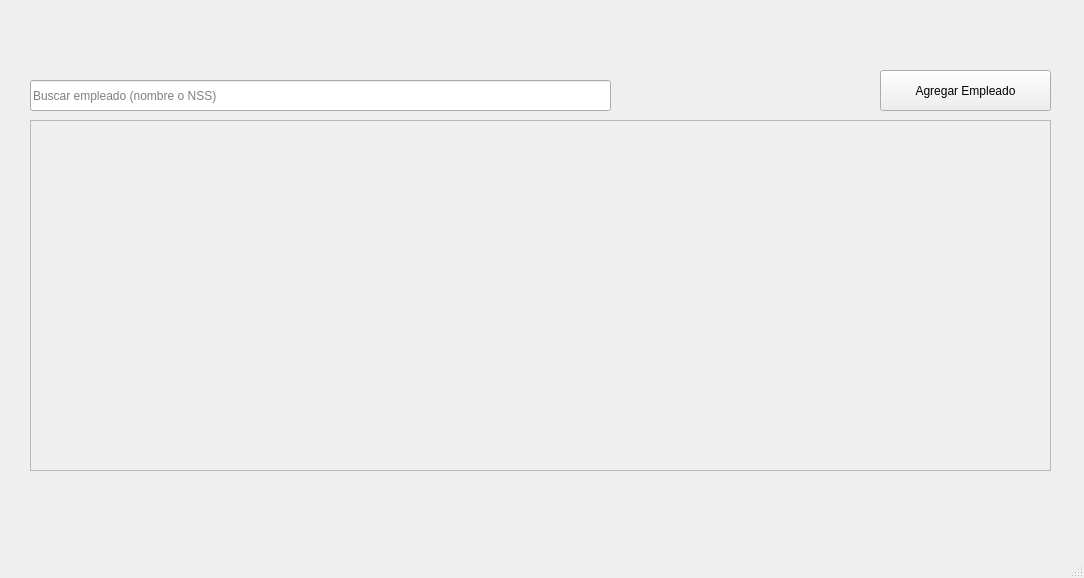
Old version of the form msc_tec_prog_activities/Act_3_1/MSC26_3_1_GARCIA_ALBERTO/ui/main_window.ui in the repository B33THO/msc2026.
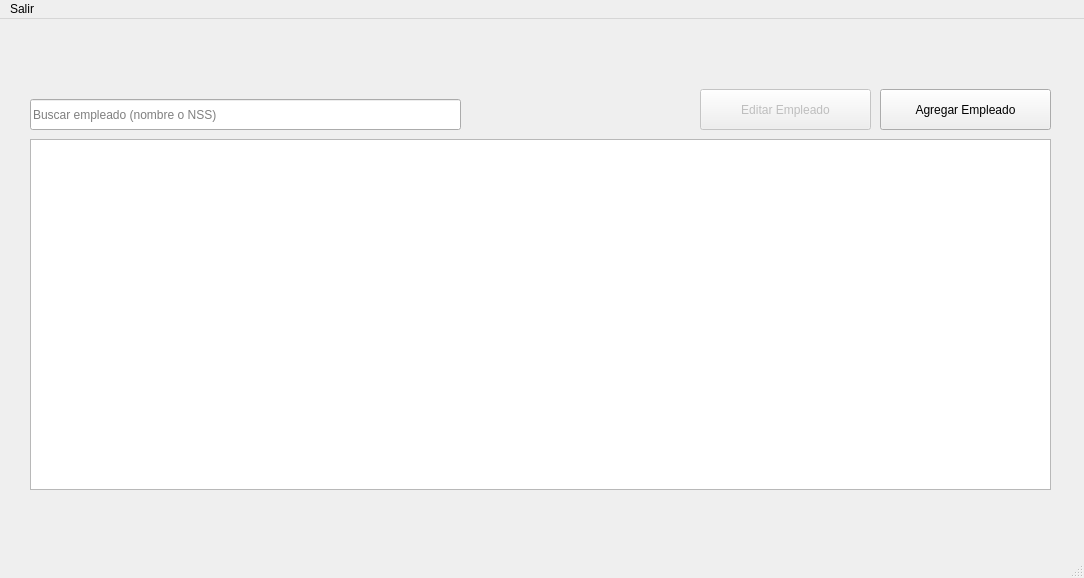
New version of the form. Icons and pictures are not drawn.

Diff of the .ui file:
```diff
--- a/msc_tec_prog_activities/Act_3_1/MSC26_3_1_GARCIA_ALBERTO/ui/main_window.ui
+++ b/msc_tec_prog_activities/Act_3_1/MSC26_3_1_GARCIA_ALBERTO/ui/main_window.ui
@@ -39,7 +39,7 @@
    </widget>
    <widget class="QTableWidget" name="tw_employees_table">
     <property name="enabled">
-     <bool>false</bool>
+     <bool>true</bool>
     </property>
     <property name="geometry">
      <rect>
@@ -55,7 +55,7 @@
      <rect>
       <x>30</x>
       <y>80</y>
-      <width>581</width>
+      <width>431</width>
       <height>31</height>
      </rect>
     </property>
@@ -66,8 +66,8 @@
    <widget class="QLabel" name="label">
     <property name="geometry">
      <rect>
-      <x>620</x>
-      <y>90</y>
+      <x>470</x>
+      <y>80</y>
       <width>31</width>
       <height>21</height>
      </rect>
@@ -79,6 +79,32 @@
      <pixmap>../icons/search.svg</pixmap>
     </property>
    </widget>
+   <widget class="QPushButton" name="btn_edit_employee">
+    <property name="enabled">
+     <bool>false</bool>
+    </property>
+    <property name="geometry">
+     <rect>
+      <x>700</x>
+      <y>70</y>
+      <width>171</width>
+      <height>41</height>
+     </rect>
+    </property>
+    <property name="toolTip">
+     <string>Editar empleado</string>
+    </property>
+    <property name="styleSheet">
+     <string notr="true"/>
+    </property>
+    <property name="text">
+     <string>Editar Empleado</string>
+    </property>
+    <property name="icon">
+     <iconset>
+      <normaloff>../icons/person_edit.svg</normaloff>../icons/person_edit.svg</iconset>
+    </property>
+   </widget>
   </widget>
   <widget class="QMenuBar" name="menubar">
    <property name="geometry">
@@ -89,6 +115,12 @@
      <height>21</height>
     </rect>
    </property>
+   <widget class="QMenu" name="menuSalir">
+    <property name="title">
+     <string>Salir</string>
+    </property>
+   </widget>
+   <addaction name="menuSalir"/>
   </widget>
   <widget class="QStatusBar" name="statusbar"/>
  </widget>
```
Left out of the diff: 6 changed lines with no effect on the pictures.
